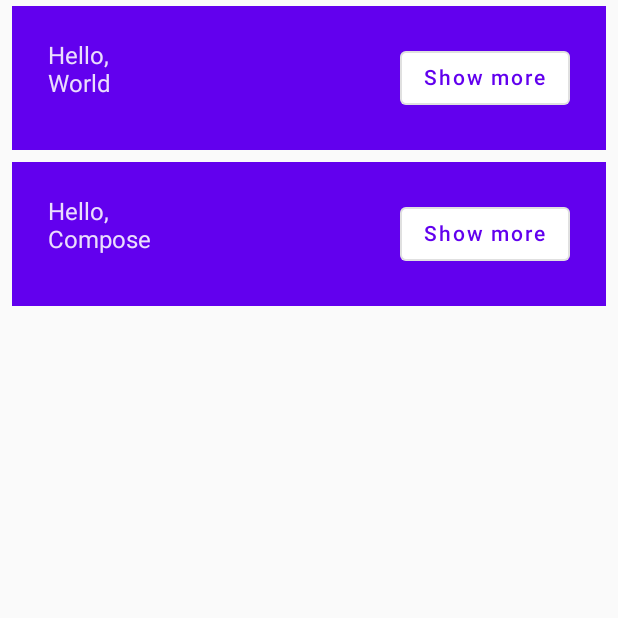
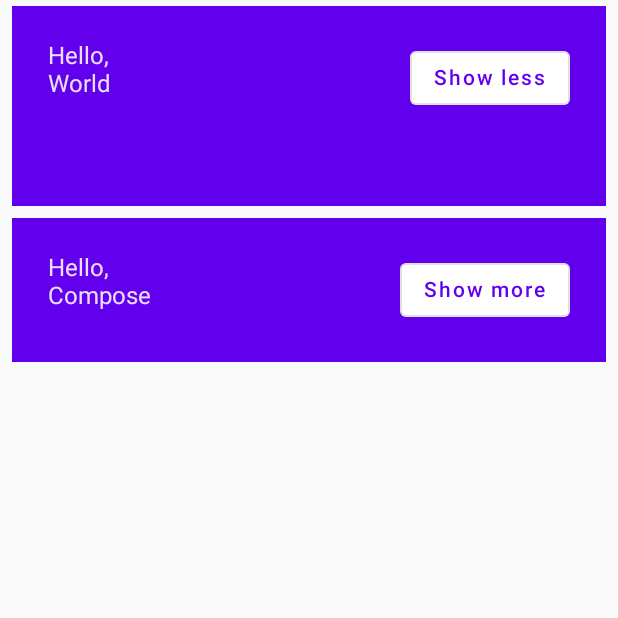
Before and after one commit to MilkBiscuit/JetpackComposeTutorial, an Android app built with Jetpack Compose: the screen it shows after launch (MainActivity), after a tap on "Show more", on a phone screen of 412 x 824 dp, the top half of it. Run offline under Robolectric (Android 15) with nearby library versions, the phone set to English and light mode, and no system bars.

```diff
--- a/app/src/main/java/com/example/jetpackcomposetutorial/MainActivity.kt
+++ b/app/src/main/java/com/example/jetpackcomposetutorial/MainActivity.kt
@@ -11,6 +11,8 @@ import androidx.compose.material.OutlinedButton
 import androidx.compose.material.Surface
 import androidx.compose.material.Text
 import androidx.compose.runtime.Composable
+import androidx.compose.runtime.mutableStateOf
+import androidx.compose.runtime.remember
 import androidx.compose.ui.Modifier
 import androidx.compose.ui.tooling.preview.Preview
 import androidx.compose.ui.unit.dp
@@ -38,19 +40,25 @@ private fun MyApp(names: List<String> = listOf("World", "Compose")) {
 
 @Composable
 fun Greeting(name: String) {
+    val expanded = remember { mutableStateOf(false) }
+    val extraPadding = if (expanded.value) 48.dp else 0.dp
+
     Surface(
         color = MaterialTheme.colors.primary,
         modifier = Modifier.padding(vertical = 4.dp, horizontal = 8.dp)
     ) {
         Row(modifier = Modifier.padding(24.dp)) {
-            Column(modifier = Modifier.weight(1f)) {
+            Column(modifier = Modifier
+                .weight(1f)
+                .padding(bottom = extraPadding)
+            ) {
                 Text(text = "Hello, ")
                 Text(text = name)
             }
             OutlinedButton(
-                onClick = { /* TODO */ }
+                onClick = { expanded.value = !expanded.value },
             ) {
-                Text("Show more")
+                Text(if (expanded.value) "Show less" else "Show more")
             }
         }
     }
```
